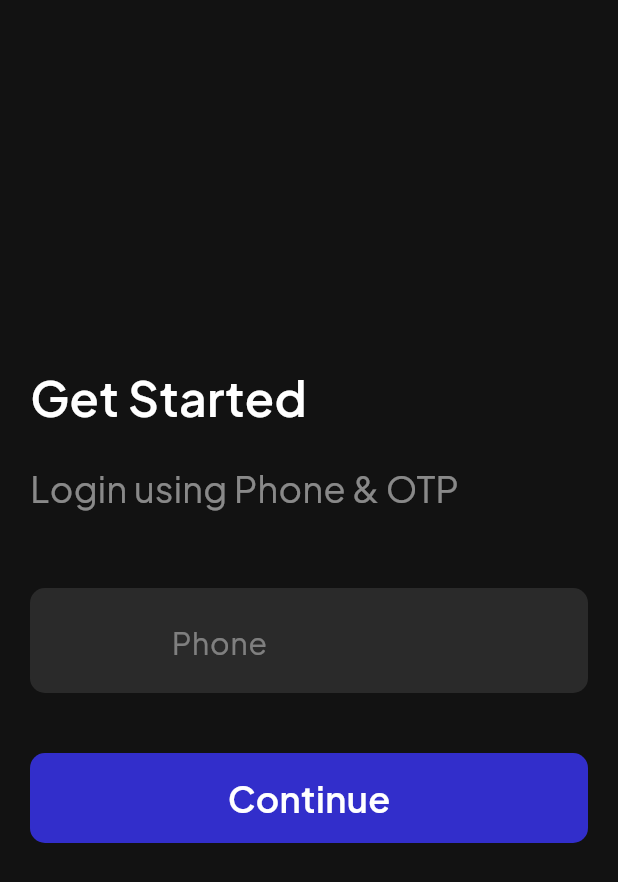
After one commit to AthulUllas/expense_manager, a Flutter app: the GetStartedScreen screen opened directly, on a phone screen of 412 x 824 dp. The commit adds this screen. Shown: the top 882 px of the screen. Run offline on Flutter 3.47's test engine with Material 3 defaults, Android fonts, the phone set to English and light mode, and no system bars; our stand-ins replace flutter_hooks, google_fonts.

Commit message:
Completed Get Started screen

```diff
--- /dev/null
+++ b/lib/features/auth/view/screens/get_started_screen.dart
@@ -0,0 +1,89 @@
+import 'package:expense_manager/features/splash/view/widgets/next_button.dart';
+import 'package:flutter/material.dart';
+import 'package:google_fonts/google_fonts.dart';
+
+class GetStartedScreen extends StatelessWidget {
+  const GetStartedScreen({super.key});
+
+  @override
+  Widget build(BuildContext context) {
+    return Scaffold(
+      backgroundColor: Color.fromARGB(255, 18, 18, 18),
+      body: Column(
+        mainAxisAlignment: MainAxisAlignment.center,
+        children: [
+          Row(
+            children: [
+              Expanded(
+                child: Padding(
+                  padding: const EdgeInsets.only(left: 20.0),
+                  child: Text(
+                    "Get Started",
+                    style: GoogleFonts.plusJakartaSans(
+                      color: Colors.white,
+                      fontSize: 32,
+                      fontWeight: FontWeight.w600,
+                    ),
+                  ),
+                ),
+              ),
+            ],
+          ),
+          SizedBox(height: 20),
+          Row(
+            children: [
+              Expanded(
+                child: Padding(
+                  padding: const EdgeInsets.only(left: 20.0),
+                  child: Text(
+                    "Login using Phone & OTP",
+                    style: GoogleFonts.plusJakartaSans(
+                      color: Colors.white.withOpacity(0.5),
+                      fontSize: 24,
+                    ),
+                  ),
+                ),
+              ),
+            ],
+          ),
+          SizedBox(height: 50),
+          Container(
+            height: 70,
+            width: MediaQuery.of(context).size.width,
+            decoration: BoxDecoration(
+              color: Colors.white.withOpacity(0.1),
+              borderRadius: BorderRadius.circular(10),
+            ),
+            margin: EdgeInsets.symmetric(horizontal: 20),
+            child: Center(
+              child: TextField(
+                decoration: InputDecoration(
+                  border: InputBorder.none,
+                  hintText: "Phone",
+                  hintStyle: GoogleFonts.plusJakartaSans(
+                    color: Colors.white.withOpacity(0.4),
+                    fontSize: 20,
+                  ),
+                  prefix: Text(
+                    "+91   |   ",
+                    style: TextStyle(
+                      color: Colors.white.withOpacity(0.8),
+                      fontSize: 24,
+                    ),
+                  ),
+                  contentPadding: EdgeInsets.symmetric(horizontal: 20),
+                ),
+              ),
+            ),
+          ),
+          SizedBox(height: 20),
+          NextButton(
+            text: "Continue",
+            width: MediaQuery.of(context).size.width,
+            onTap: () {},
+          ),
+        ],
+      ),
+    );
+  }
+}
--- a/lib/features/splash/view/screen/splash1_screen.dart
+++ b/lib/features/splash/view/screen/splash1_screen.dart
@@ -1,3 +1,5 @@
+import 'package:animations/animations.dart';
+import 'package:expense_manager/features/auth/view/screens/get_started_screen.dart';
 import 'package:expense_manager/features/splash/view/widgets/next_button.dart';
 import 'package:flutter/material.dart';
 import 'package:flutter_hooks/flutter_hooks.dart';
@@ -186,6 +188,27 @@ class Splash1Screen extends HookWidget {
                         onTap: () {
                           if (currentIndex.value < 2) {
                             currentIndex.value++;
+                          } else {
+                            Navigator.of(context).push(
+                              PageRouteBuilder(
+                                pageBuilder:
+                                    (context, animation, secondaryAnimation) =>
+                                        const GetStartedScreen(),
+                                transitionsBuilder:
+                                    (
+                                      context,
+                                      animation,
+                                      secondaryAnimation,
+                                      child,
+                                    ) {
+                                      return FadeThroughTransition(
+                                        animation: animation,
+                                        secondaryAnimation: secondaryAnimation,
+                                        child: child,
+                                      );
+                                    },
+                              ),
+                            );
                           }
                         },
                       ),
```
